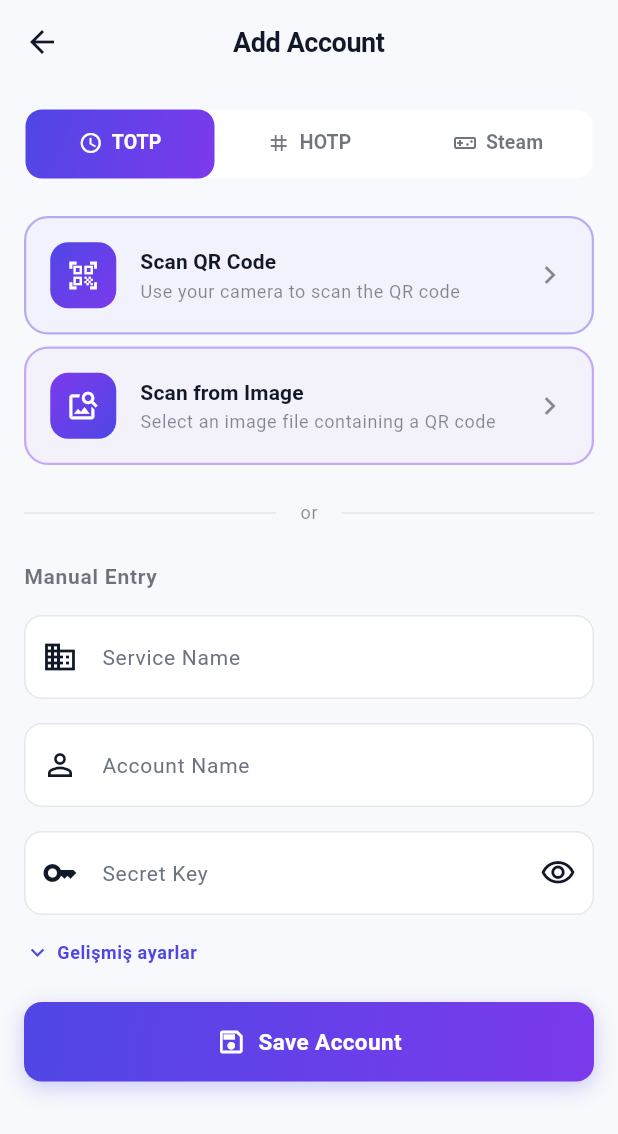
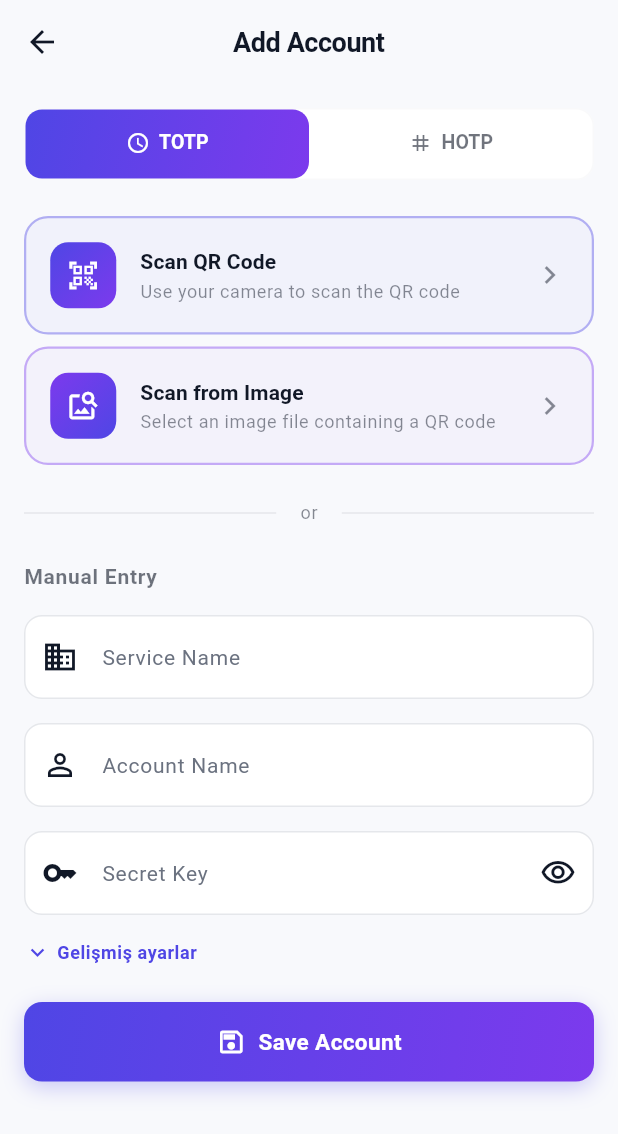
Before and after one commit to dikeckaan/SecureAuth, a Flutter app: the screen it shows after launch, after a tap on the "brightness auto" icon, after a tap on "Continue Without Password", after a tap on the "add" icon, on a phone screen of 412 x 824 dp. Shown: the top 1134 px of the screen. Run offline on Flutter 3.47's test engine with Material 3 defaults, Android fonts, the phone set to English and light mode, and no system bars; our stand-ins replace file_picker, flutter_secure_storage, hive, hive_flutter, local_auth and 2 more; missing offline and left inert: base32, dart:ffi, encrypt, flutter_zxing, mobile_scanner, otp; accounts and stored records are empty.

Commit message:
feat: add Steam Guard experimental flag in settings
- Added steamGuardEnabled (HiveField 16, default false) to AppSettings
- Added _steamGuardEnabled state + _toggleSteamGuard method in SettingsScreen
- Added "Deneysel" section with SwitchListTile for Steam Guard toggle
- Made _tokenTypes in AddAccountScreen dynamic: Steam tab only shown when flag is enabled

Co-Authored-By: Claude Sonnet 4.6 <noreply@anthropic.com>

```diff
--- a/lib/models/app_settings.dart
+++ b/lib/models/app_settings.dart
@@ -58,6 +58,10 @@ class AppSettings extends HiveObject {
   @HiveField(15)
   List<String>? accountOrder;
 
+  /// Whether Steam Guard token type is visible in Add Account (experimental)
+  @HiveField(16)
+  bool steamGuardEnabled;
+
   AppSettings({
     this.useBiometric = false,
     this.requireAuthOnLaunch = true,
@@ -75,5 +79,6 @@ class AppSettings extends HiveObject {
     this.customSecondaryColor,
     this.clearClipboard = true,
     this.accountOrder,
+    this.steamGuardEnabled = false,
   });
 }
--- a/lib/screens/add_account_screen.dart
+++ b/lib/screens/add_account_screen.dart
@@ -45,16 +45,18 @@ class _AddAccountScreenState extends State<AddAccountScreen>
   bool _secretVisible = false;
 
   late TabController _tabController;
-
-  static const _tokenTypes = [
-    _TokenTypeOption('totp', 'TOTP', Icons.access_time_outlined),
-    _TokenTypeOption('hotp', 'HOTP', Icons.tag_outlined),
-    _TokenTypeOption('steam', 'Steam', Icons.videogame_asset_outlined),
-  ];
+  late List<_TokenTypeOption> _tokenTypes;
 
   @override
   void initState() {
     super.initState();
+    final steamEnabled = widget.storageService.getSettings().steamGuardEnabled;
+    _tokenTypes = [
+      const _TokenTypeOption('totp', 'TOTP', Icons.access_time_outlined),
+      const _TokenTypeOption('hotp', 'HOTP', Icons.tag_outlined),
+      if (steamEnabled)
+        const _TokenTypeOption('steam', 'Steam', Icons.videogame_asset_outlined),
+    ];
     _tabController = TabController(length: _tokenTypes.length, vsync: this);
     _tabController.addListener(() {
       if (!_tabController.indexIsChanging) return;
```
Also changed, not shown: lib/screens/settings_screen.dart (+23 -0 lines), lib/models/app_settings.g.dart.
